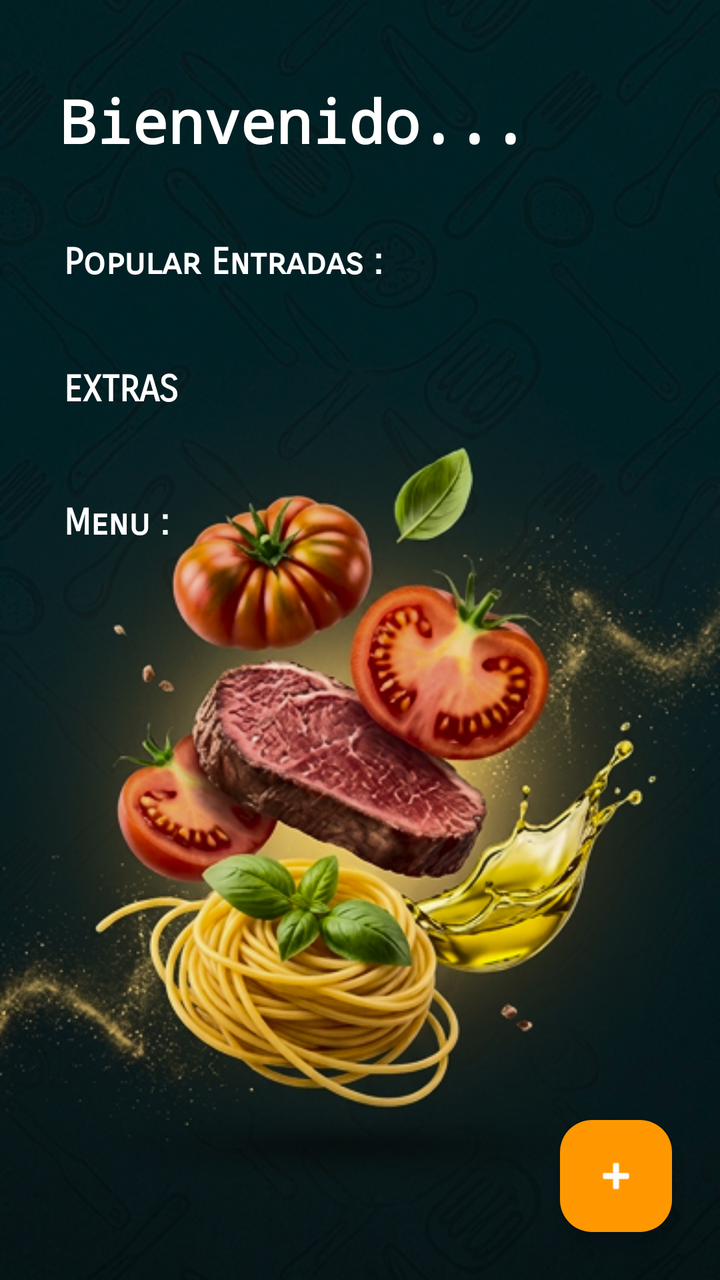
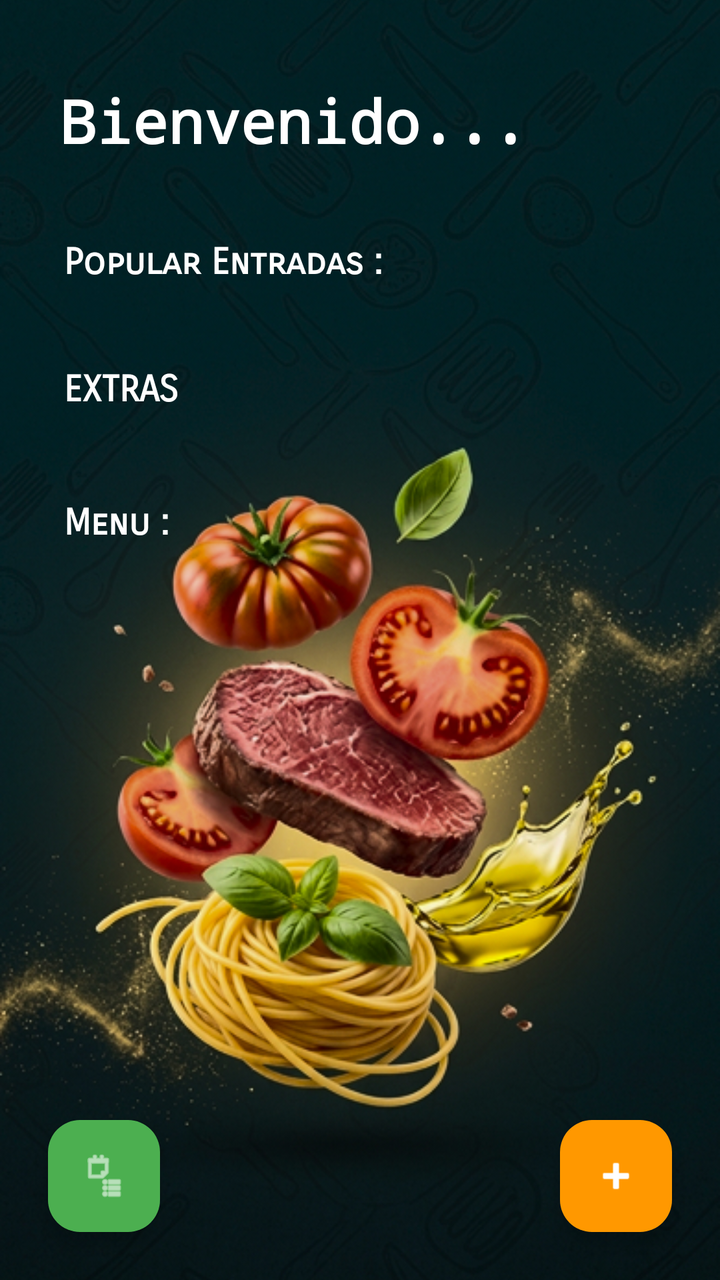

Compare the two renders of this Android layout. The source of the first and the diff that turns it into the second are given below.
<!-- AndroidManifest.xml: application theme Theme.AppZetaR -->
<!-- res/layout/activity_menu.xml -->
<?xml version="1.0" encoding="utf-8"?>
<FrameLayout
    xmlns:android="http://schemas.android.com/apk/res/android"
    xmlns:app="http://schemas.android.com/apk/res-auto"
    xmlns:tools="http://schemas.android.com/tools"

    android:id="@+id/main"
    android:layout_width="match_parent"
    android:layout_height="match_parent"

    tools:context=".Menu.ActivityMenu">


    
    
    

    <ImageView
        android:layout_width="match_parent"
        android:layout_height="match_parent"
        android:src="@drawable/fondo_menu"
        android:scaleType="centerCrop"
        android:contentDescription="@null" />


    
    
    

    <androidx.core.widget.NestedScrollView
        android:layout_width="match_parent"
        android:layout_height="match_parent"
        android:fillViewport="true"
        android:clipToPadding="false">


        <LinearLayout
            android:layout_width="match_parent"
            android:layout_height="wrap_content"
            android:orientation="vertical"
            android:paddingBottom="110dp">


            
            
            

            <TextView
                android:layout_width="wrap_content"
                android:layout_height="wrap_content"

                android:layout_marginHorizontal="30dp"
                android:layout_marginTop="40dp"
                android:layout_marginBottom="40dp"

                android:fontFamily="monospace"

                android:text="@string/todo_title"

                android:textColor="#FFFFFF"
                android:textSize="30sp"
                android:textStyle="bold" />


            
            
            

            <TextView
                android:layout_width="wrap_content"
                android:layout_height="wrap_content"

                android:layout_marginHorizontal="32dp"
                android:layout_marginBottom="12dp"

                android:fontFamily="sans-serif-smallcaps"

                android:text="@string/todo_categories"

                android:textColor="#FFFFFF"
                android:textSize="18sp"
                android:textStyle="bold" />


            <androidx.recyclerview.widget.RecyclerView
                android:id="@+id/rvEntradas"

                android:layout_width="match_parent"
                android:layout_height="wrap_content"

                android:clipToPadding="false"
                android:nestedScrollingEnabled="false" />


            
            
            

            <TextView
                android:layout_width="wrap_content"
                android:layout_height="wrap_content"

                android:layout_marginHorizontal="32dp"
                android:layout_marginTop="30dp"
                android:layout_marginBottom="15dp"

                android:fontFamily="sans-serif-smallcaps"

                android:text="EXTRAS"

                android:textColor="#FFFFFF"
                android:textSize="18sp"
                android:textStyle="bold" />


            <androidx.recyclerview.widget.RecyclerView
                android:id="@+id/rvExtras"

                android:layout_width="match_parent"
                android:layout_height="wrap_content"

                android:clipToPadding="false"
                android:nestedScrollingEnabled="false" />


            
            
            

            <TextView
                android:layout_width="wrap_content"
                android:layout_height="wrap_content"

                android:layout_marginHorizontal="32dp"
                android:layout_marginTop="30dp"
                android:layout_marginBottom="15dp"

                android:fontFamily="sans-serif-smallcaps"

                android:text="@string/todo_Menu"

                android:textColor="#FFFFFF"
                android:textSize="18sp"
                android:textStyle="bold" />


            <androidx.recyclerview.widget.RecyclerView
                android:id="@+id/rvMenu"

                android:layout_width="match_parent"
                android:layout_height="wrap_content"

                android:clipToPadding="false"
                android:nestedScrollingEnabled="false" />


        </LinearLayout>

    </androidx.core.widget.NestedScrollView>


    
    
    

    <ProgressBar
        android:id="@+id/progressBarMenu"

        android:layout_width="wrap_content"
        android:layout_height="wrap_content"

        android:layout_gravity="center"

        android:visibility="visible" />


    
    
    

    <com.google.android.material.floatingactionbutton.FloatingActionButton
        android:id="@+id/fabAgregarMenu"

        android:layout_width="wrap_content"
        android:layout_height="wrap_content"

        android:layout_gravity="bottom|end"
        android:layout_margin="24dp"

        android:contentDescription="Agregar producto"

        android:src="@android:drawable/ic_input_add"

        app:backgroundTint="#FF9800"
        app:tint="#FFFFFF" />


</FrameLayout>
<!-- resources referenced by this layout -->
<resources>
  <!-- drawable fondo_menu: jpg bitmap (drawable, 342598 bytes) -->
  <string name="todo_Menu">Menu :</string>
  <string name="todo_categories">Popular Entradas :</string>
  <string name="todo_title">Bienvenido...</string>
  <style name="Theme.AppZetaR" parent="Base.Theme.AppZetaR" />
  <style name="Base.Theme.AppZetaR" parent="Theme.Material3.DayNight.NoActionBar">
          
          
      </style>
</resources>

<!-- the commit's change to res/layout/activity_menu.xml (unified diff, before → after) -->
@@ -18,8 +18,10 @@
     <ImageView
         android:layout_width="match_parent"
         android:layout_height="match_parent"
+
         android:src="@drawable/fondo_menu"
         android:scaleType="centerCrop"
+
         android:contentDescription="@null" />
 
 
@@ -30,27 +32,30 @@
     <androidx.core.widget.NestedScrollView
         android:layout_width="match_parent"
         android:layout_height="match_parent"
+
         android:fillViewport="true"
         android:clipToPadding="false">
-
 
         <LinearLayout
             android:layout_width="match_parent"
             android:layout_height="wrap_content"
+
             android:orientation="vertical"
-            android:paddingBottom="110dp">
-
-
-            
-            
-            
-
-            <TextView
-                android:layout_width="wrap_content"
-                android:layout_height="wrap_content"
-
-                android:layout_marginHorizontal="30dp"
+
+            android:paddingBottom="120dp">
+
+
+            
+            
+            
+
+            <TextView
+                android:layout_width="wrap_content"
+                android:layout_height="wrap_content"
+
+                android:layout_marginStart="30dp"
                 android:layout_marginTop="40dp"
+                android:layout_marginEnd="30dp"
                 android:layout_marginBottom="40dp"
 
                 android:fontFamily="monospace"
@@ -70,7 +75,8 @@
                 android:layout_width="wrap_content"
                 android:layout_height="wrap_content"
 
-                android:layout_marginHorizontal="32dp"
+                android:layout_marginStart="32dp"
+                android:layout_marginEnd="32dp"
                 android:layout_marginBottom="12dp"
 
                 android:fontFamily="sans-serif-smallcaps"
@@ -100,8 +106,9 @@
                 android:layout_width="wrap_content"
                 android:layout_height="wrap_content"
 
-                android:layout_marginHorizontal="32dp"
+                android:layout_marginStart="32dp"
                 android:layout_marginTop="30dp"
+                android:layout_marginEnd="32dp"
                 android:layout_marginBottom="15dp"
 
                 android:fontFamily="sans-serif-smallcaps"
@@ -131,8 +138,9 @@
                 android:layout_width="wrap_content"
                 android:layout_height="wrap_content"
 
-                android:layout_marginHorizontal="32dp"
+                android:layout_marginStart="32dp"
                 android:layout_marginTop="30dp"
+                android:layout_marginEnd="32dp"
                 android:layout_marginBottom="15dp"
 
                 android:fontFamily="sans-serif-smallcaps"
@@ -153,7 +161,6 @@
                 android:clipToPadding="false"
                 android:nestedScrollingEnabled="false" />
 
-
         </LinearLayout>
 
     </androidx.core.widget.NestedScrollView>
@@ -179,12 +186,35 @@
     
 
     <com.google.android.material.floatingactionbutton.FloatingActionButton
-        android:id="@+id/fabAgregarMenu"
+        android:id="@+id/fabPedidos"
 
         android:layout_width="wrap_content"
         android:layout_height="wrap_content"
 
+        android:layout_gravity="bottom|start"
+
+        android:layout_margin="24dp"
+
+        android:contentDescription="Ver pedidos"
+
+        android:src="@android:drawable/ic_menu_agenda"
+
+        app:backgroundTint="#4CAF50"
+        app:tint="#FFFFFF" />
+
+
+    
+    
+    
+
+    <com.google.android.material.floatingactionbutton.FloatingActionButton
+        android:id="@+id/fabAgregarMenu"
+
+        android:layout_width="wrap_content"
+        android:layout_height="wrap_content"
+
         android:layout_gravity="bottom|end"
+
         android:layout_margin="24dp"
 
         android:contentDescription="Agregar producto"
